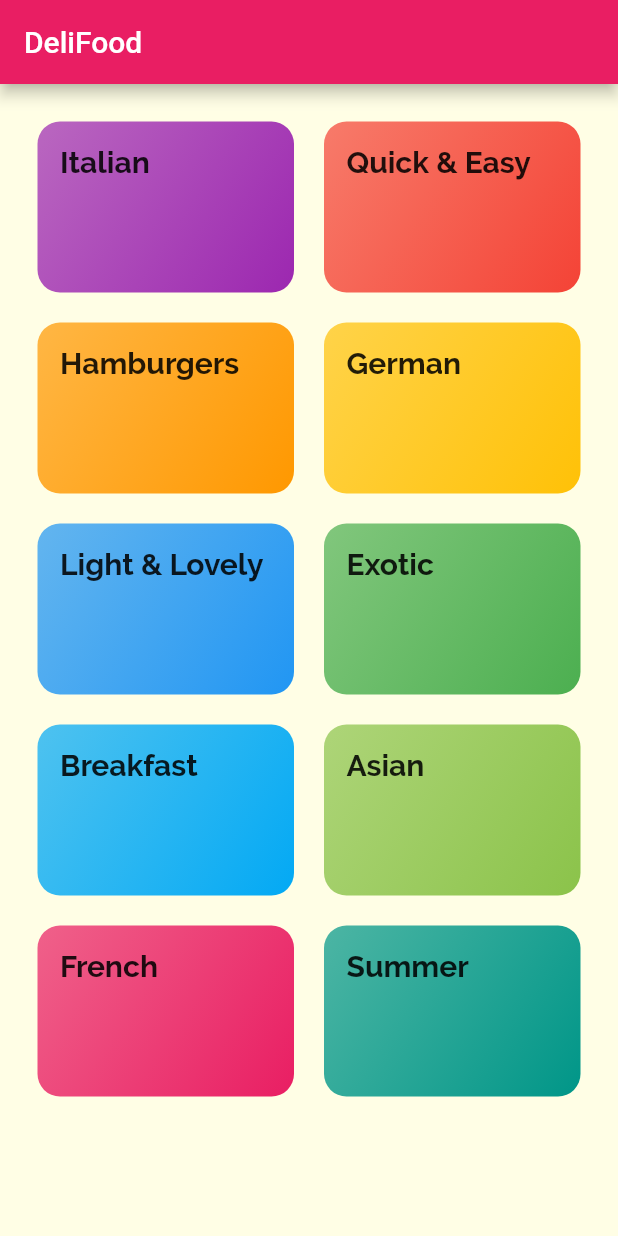
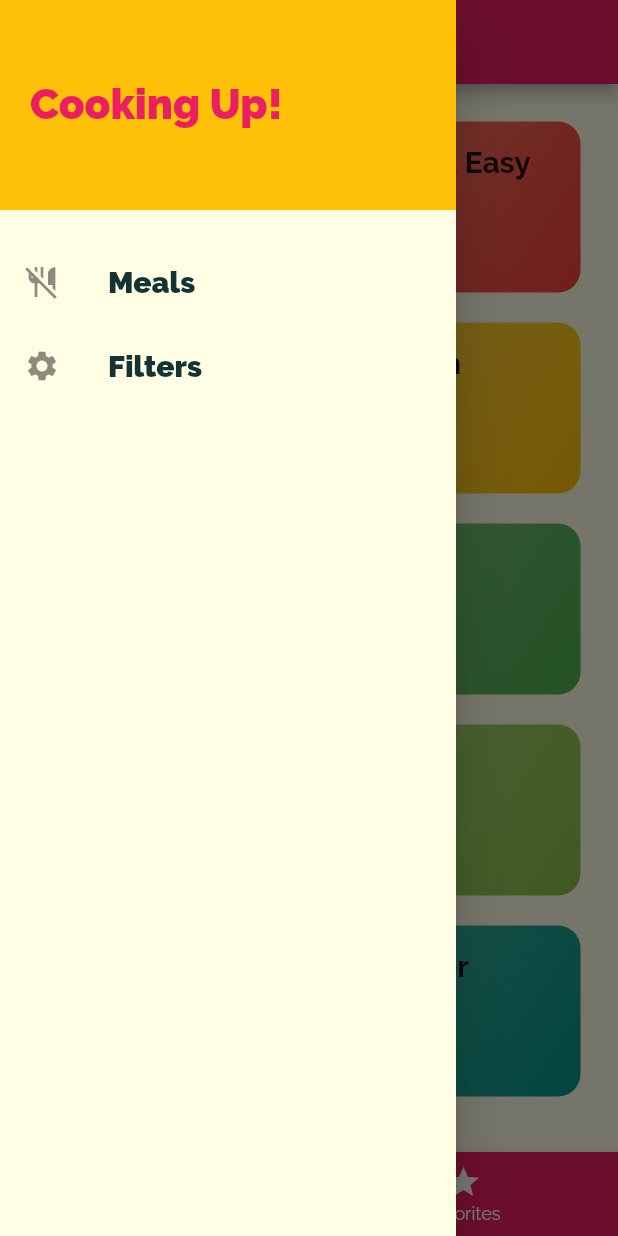
Before and after one commit to samtuga1/DeliFood, a Flutter app: the screen it shows after launch, with the side drawer open (before the commit the screen has no drawer), on a phone screen of 412 x 824 dp. Run offline on Flutter 3.47's test engine with Material 2 defaults, Android fonts, the phone set to English and light mode, and no system bars.

```diff
--- a/lib/main.dart
+++ b/lib/main.dart
@@ -1,7 +1,8 @@
 import 'package:flutter/material.dart';
-import 'package:flutter_complete_guide/screens/categories_screen.dart';
-import 'package:flutter_complete_guide/screens/category_meal_screen.dart';
-import 'package:flutter_complete_guide/screens/meal_detail_screen.dart';
+import '../screens/category_meal_screen.dart';
+import '../screens/filter_screen.dart';
+import '../screens/meal_detail_screen.dart';
+import '../screens/tab_screen.dart';
 
 void main() => runApp(const MyApp());
 
@@ -30,8 +31,10 @@ class MyApp extends StatelessWidget {
               ),
             ),
       ),
-      home: const CategoriesScreen(),
+      initialRoute: '/',
       routes: {
+        '/': (context) => TabsScreen(),
+        FilterScreen.routeName: (context) => FilterScreen(),
         CategoryMealScreen.routeName: (ctx) => CategoryMealScreen(),
         MealDetailScreen.routeName: (ctx) => MealDetailScreen(),
       },
--- /dev/null
+++ b/lib/main_drawer.dart
@@ -0,0 +1,50 @@
+import 'package:flutter/material.dart';
+import '../screens/filter_screen.dart';
+
+class MainDrawer extends StatelessWidget {
+  const MainDrawer({Key? key}) : super(key: key);
+
+  Widget _buildListTile(String label, IconData icon, Function() tapHandler) {
+    return ListTile(
+      leading: Icon(icon),
+      title: Text(
+        label,
+        style: TextStyle(fontWeight: FontWeight.w800, fontSize: 20),
+      ),
+      onTap: tapHandler,
+    );
+  }
+
+  @override
+  Widget build(BuildContext context) {
+    return Drawer(
+      child: Column(
+        children: [
+          Container(
+            padding: EdgeInsets.all(20),
+            height: 140,
+            color: Theme.of(context).accentColor,
+            width: double.infinity,
+            child: Text(
+              'Cooking Up!',
+              style: TextStyle(
+                  fontSize: 28,
+                  color: Theme.of(context).primaryColor,
+                  fontWeight: FontWeight.w900),
+            ),
+            alignment: Alignment.centerLeft,
+          ),
+          const SizedBox(
+            height: 20,
+          ),
+          _buildListTile('Meals', Icons.no_meals, () {
+            Navigator.pushReplacementNamed(context, '/');
+          }),
+          _buildListTile('Filters', Icons.settings, () {
+            Navigator.of(context).pushReplacementNamed(FilterScreen.routeName);
+          }),
+        ],
+      ),
+    );
+  }
+}
--- a/lib/screens/categories_screen.dart
+++ b/lib/screens/categories_screen.dart
@@ -7,11 +7,7 @@ class CategoriesScreen extends StatelessWidget {
 
   @override
   Widget build(BuildContext context) {
-    return Scaffold(
-        appBar: AppBar(
-          title: Text('DeliFood'),
-        ),
-        body: GridView(
+    return GridView(
       padding: EdgeInsets.all(25),
       gridDelegate: SliverGridDelegateWithMaxCrossAxisExtent(
         maxCrossAxisExtent: 200,
@@ -26,6 +22,6 @@ class CategoriesScreen extends StatelessWidget {
           id: catData.id,
         );
       }).toList(),
-        ));
+    );
   }
 }
--- a/lib/screens/tab_screen.dart
+++ b/lib/screens/tab_screen.dart
@@ -1,10 +1,54 @@
 import 'package:flutter/material.dart';
+import '../main_drawer.dart';
+import '../screens/categories_screen.dart';
+import '../screens/favorites_screen.dart';
 
-class TabsScreen extends StatelessWidget {
+class TabsScreen extends StatefulWidget {
   const TabsScreen({Key? key}) : super(key: key);
 
   @override
+  State<TabsScreen> createState() => _TabsScreenState();
+}
+
+class _TabsScreenState extends State<TabsScreen> {
+  final List<Map<String, dynamic>> _pages = [
+    {'page': CategoriesScreen(), 'title': 'Categories'},
+    {'page': FavoritesScreen(), 'title': 'Favorites'}
+  ];
+
+  int _selectedPageIndex = 0;
+
+  void _selectTab(int index) {
+    setState(() {
+      _selectedPageIndex = index;
+    });
+  }
+
+  @override
   Widget build(BuildContext context) {
-    return Container();
+    return Scaffold(
+      drawer: MainDrawer(),
+      appBar: AppBar(
+        title: Text(_pages[_selectedPageIndex]['title']),
+      ),
+      body: _pages[_selectedPageIndex]['page'],
+      bottomNavigationBar: BottomNavigationBar(
+        unselectedItemColor: Colors.white,
+        selectedItemColor: Theme.of(context).accentColor,
+        backgroundColor: Theme.of(context).primaryColor,
+        currentIndex: _selectedPageIndex,
+        onTap: _selectTab,
+        items: [
+          BottomNavigationBarItem(
+            icon: Icon(Icons.category),
+            label: 'Categories',
+          ),
+          BottomNavigationBarItem(
+            icon: Icon(Icons.star),
+            label: 'Favorites',
+          ),
+        ],
+      ),
+    );
   }
 }
```
Also changed, not shown: lib/screens/category_meal_screen.dart (+35 -20 lines), lib/screens/favorites_screen.dart (added, +12 -0 lines), lib/screens/filter_screen.dart (added, +20 -0 lines), lib/screens/meal_detail_screen.dart (+7 -1 lines), lib/widgets/meal_item.dart (+8 -1 lines). Lines whose indentation alone changed are shown as unchanged.
